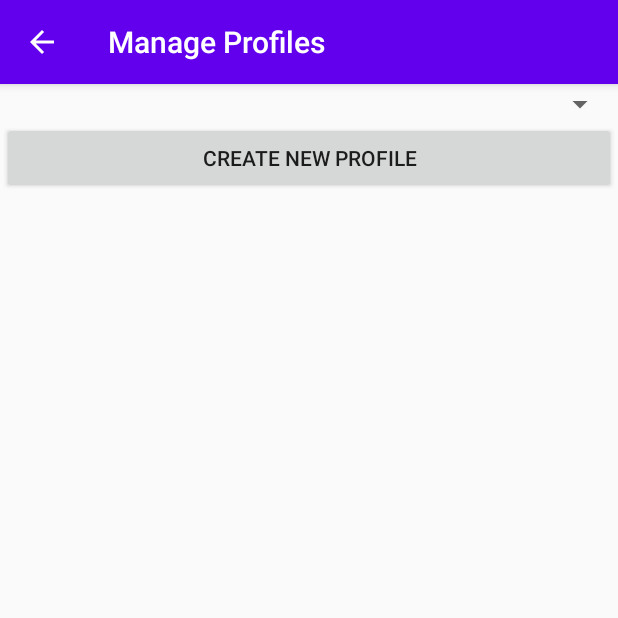
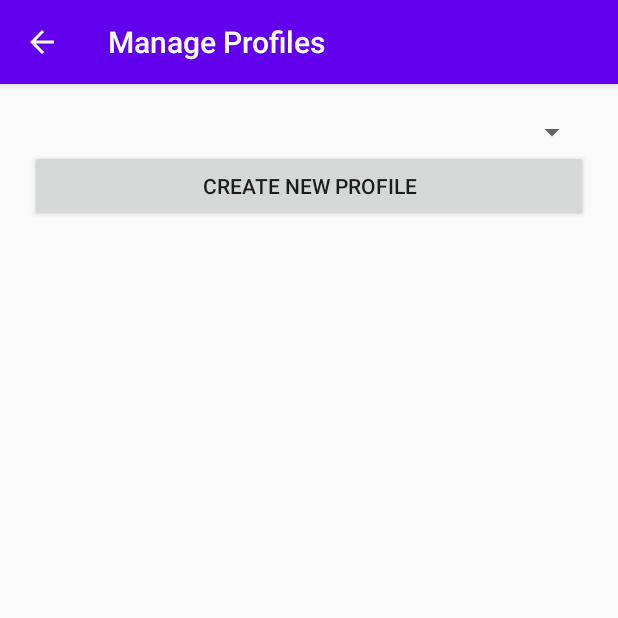
Before and after one commit to yzernik/SqueakAnd, an Android app: the ManageProfilesFragment screen opened directly, with no data from a screen before it, on a phone screen of 412 x 824 dp, the top half of it. Run offline under Robolectric (Android 15) with nearby library versions, the phone set to English and light mode, and no system bars; our stand-ins replace Room's generated code.

Commit message:
Fix linear layouts for manage profile and create profile (#48)

```diff
--- a/app/src/main/res/layout/fragment_create_profile.xml
+++ b/app/src/main/res/layout/fragment_create_profile.xml
@@ -57,7 +57,7 @@
 
         <Button
             android:id="@+id/create_profile_finish_button"
-            android:layout_width="409dp"
+            android:layout_width="match_parent"
             android:layout_height="wrap_content"
             android:text="@string/create_profile_complete_button_text"
             app:layout_constraintEnd_toEndOf="parent"
--- a/app/src/main/res/layout/fragment_manage_profiles.xml
+++ b/app/src/main/res/layout/fragment_manage_profiles.xml
@@ -6,11 +6,14 @@
     android:layout_height="match_parent">
 
     <LinearLayout
-        android:layout_width="409dp"
-        android:layout_height="729dp"
-        android:layout_marginStart="1dp"
-        android:layout_marginTop="1dp"
+        android:layout_width="fill_parent"
+        android:layout_height="match_parent"
         android:orientation="vertical"
+        android:paddingLeft="20dp"
+        android:paddingTop="20dp"
+        android:paddingRight="20dp"
+        app:layout_constraintBottom_toBottomOf="parent"
+        app:layout_constraintEnd_toEndOf="parent"
         app:layout_constraintStart_toStartOf="parent"
         app:layout_constraintTop_toTopOf="parent">
 
```
